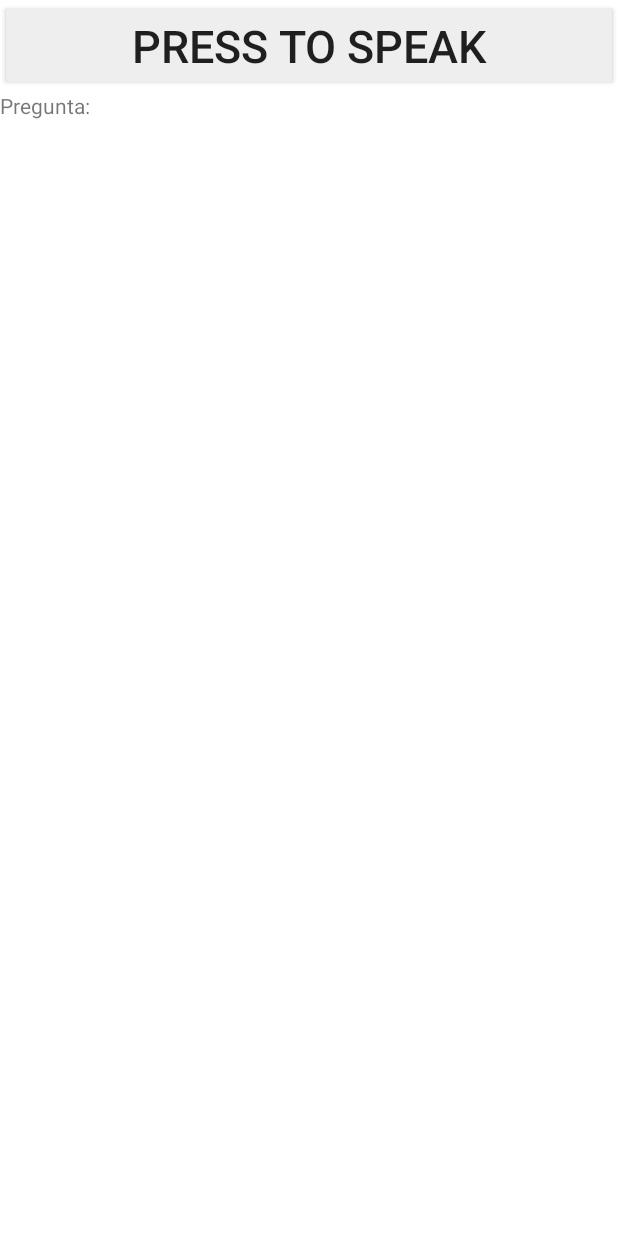
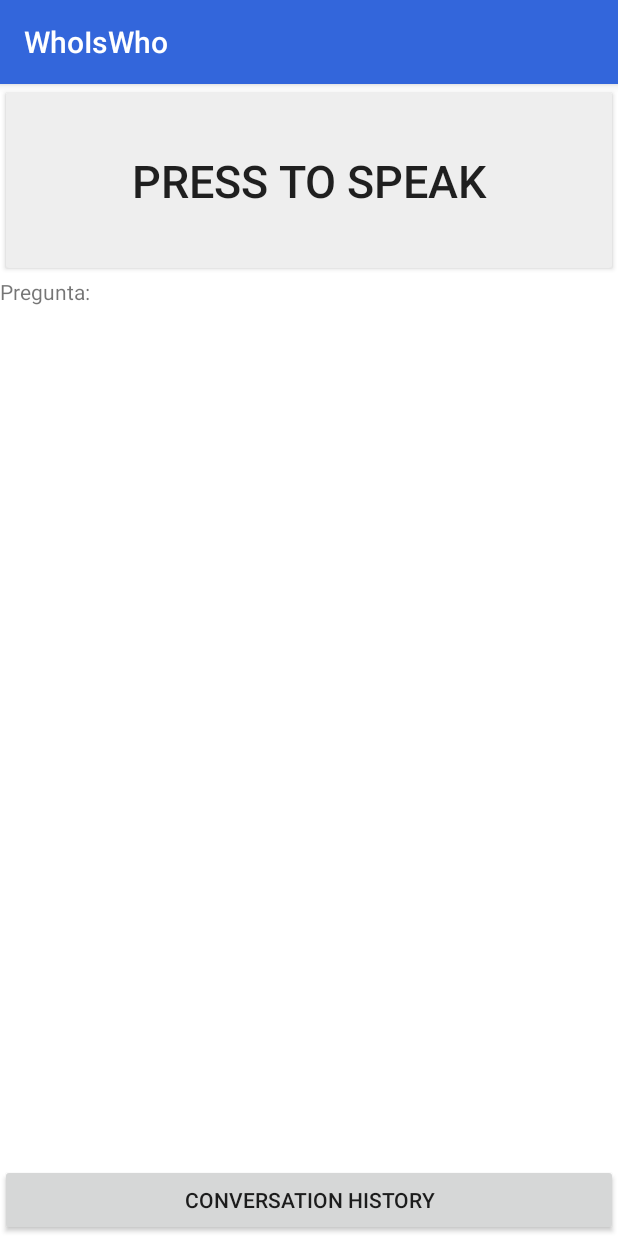
Before and after one commit to jleon95/WhoIsWho, an Android app: the screen it shows after launch (MainActivity), on a phone screen of 412 x 824 dp. Run offline under Robolectric (Android 15) with nearby library versions, the phone set to English and light mode, and no system bars; libraries missing offline, so code that uses them is left out: org.apache.http.

Commit message:
Creating conversation history

```diff
--- a/app/src/main/AndroidManifest.xml
+++ b/app/src/main/AndroidManifest.xml
@@ -18,7 +18,7 @@
         android:allowBackup="true"
         android:icon="@mipmap/ic_launcher"
         android:label="@string/app_name"
-        android:theme="@style/AppTheme" >
+        android:theme="@style/Theme.AppCompat.Light.NoActionBar" >
         <activity
             android:name=".MainActivity"
             android:label="@string/app_name" >
@@ -27,6 +27,10 @@
                 <category android:name="android.intent.category.LAUNCHER" />
             </intent-filter>
         </activity>
+        <activity
+            android:name=".ConversationHistoryActivity"
+            android:label="@string/app_name" >
+        </activity>
 
     </application>
 
--- a/app/src/main/java/com/npi/whoiswho/MainActivity.java
+++ b/app/src/main/java/com/npi/whoiswho/MainActivity.java
@@ -1,5 +1,7 @@
 package com.npi.whoiswho;
 
+import android.content.Intent;
+import android.graphics.Color;
 import android.os.Bundle;
 import android.content.Context;
 import android.graphics.PorterDuff;
@@ -8,6 +10,8 @@ import android.net.NetworkInfo;
 import android.speech.RecognizerIntent;
 import android.speech.SpeechRecognizer;
 import android.support.v4.content.ContextCompat;
+import android.support.v7.app.AppCompatActivity;
+import android.support.v7.widget.Toolbar;
 import android.util.Log;
 import android.view.View;
 import android.widget.Button;
@@ -38,6 +42,7 @@ public class MainActivity extends VoiceActivity {
     private String userKey = "e89ca9ea91e172774efd1129925b54fd";
     private String appId = "1409614129853";
     private String botName = "whoiswho";
+    private ArrayList<String> conversation = new ArrayList<>();
     PandoraConnection pandoraConnection = new PandoraConnection(host, appId, userKey, botName);
 
     Locale spanish = new Locale("spa","ESP");
@@ -51,11 +56,16 @@ public class MainActivity extends VoiceActivity {
         //Set layout
         setContentView(R.layout.activity_main);
 
+        Toolbar myToolbar = (Toolbar) findViewById(R.id.my_toolbar);
+        setSupportActionBar(myToolbar);
+        myToolbar.setTitleTextColor(Color.WHITE);
+
         //Initialize the speech recognizer and synthesizer
         initSpeechInputOutput(this);
 
-        //Set up the speech button and progress circle
+        //Set up the speech button, history button and progress circle
         setSpeakButton();
+        setHistoryButton();
         showProgressBar(false);
 
         //Conecta el textView
@@ -72,6 +82,20 @@ public class MainActivity extends VoiceActivity {
                 //Start ASR
                 indicateListening();
                 startListening();
+            }
+        });
+    }
+
+    private void setHistoryButton() {
+        this.setDefaultButtonAppearance();
+        Button history = (Button) findViewById(R.id.conversation_history);
+        history.setOnClickListener(new View.OnClickListener() {
+            @Override
+            public void onClick(View v) {
+
+                Intent showHistory = new Intent(MainActivity.this, ConversationHistoryActivity.class);
+                showHistory.putStringArrayListExtra("historyArray",conversation);
+                startActivity(showHistory);
             }
         });
     }
@@ -189,7 +213,7 @@ public class MainActivity extends VoiceActivity {
         if(nBestList!=null){
             if(nBestList.size()>0){
                 String userQuery = nBestList.get(0); //We will use the best result
-
+                conversation.add(userQuery);
                 //Quita los acentos del string obtenido
                 userQuery = RemoveAccents(userQuery);
                 pregunta.setText("Pregunta: " + userQuery);
@@ -249,6 +273,7 @@ public class MainActivity extends VoiceActivity {
         Log.d(LOGTAG, "Response, contents of that: "+result);
 
         result = removeTags(result);
+        conversation.add(result);
         try {
             speak(result,spanish,ID_PROMPT_INFO);
 
--- a/app/src/main/java/com/npi/whoiswho/voiceinterface/VoiceActivity.java
+++ b/app/src/main/java/com/npi/whoiswho/voiceinterface/VoiceActivity.java
@@ -17,6 +17,7 @@ import android.speech.tts.TextToSpeech.OnUtteranceCompletedListener;
 import android.speech.tts.UtteranceProgressListener;
 import android.support.v4.app.ActivityCompat;
 import android.support.v4.content.ContextCompat;
+import android.support.v7.app.AppCompatActivity;
 import android.util.Log;
 
 import java.util.ArrayList;
@@ -24,7 +25,7 @@ import java.util.HashMap;
 import java.util.List;
 import java.util.Locale;
 
-public abstract class VoiceActivity extends Activity implements RecognitionListener, OnInitListener{
+public abstract class VoiceActivity extends AppCompatActivity implements RecognitionListener, OnInitListener{
 
     private final int MY_PERMISSIONS_REQUEST_RECORD_AUDIO = 22;
     private SpeechRecognizer myASR;
--- a/app/src/main/res/layout/activity_main.xml
+++ b/app/src/main/res/layout/activity_main.xml
@@ -1,18 +1,35 @@
 <?xml version="1.0" encoding="utf-8"?>
+<RelativeLayout xmlns:android="http://schemas.android.com/apk/res/android"
+    android:id="@+id/surrounding"
+    android:layout_width="match_parent"
+    android:layout_height="wrap_content">
     <LinearLayout xmlns:android="http://schemas.android.com/apk/res/android"
         android:layout_width="fill_parent"
         android:layout_height="fill_parent"
-    android:background="#ffffff"
-    android:orientation="vertical"
+        android:background="#FFFFFF"
         android:paddingBottom="5dp"
-    android:weightSum="1">
+        android:weightSum="1"
+        android:orientation="vertical">
+
+        <android.support.v7.widget.Toolbar
+            android:id="@+id/my_toolbar"
+            android:layout_width="match_parent"
+            android:layout_height="?attr/actionBarSize"
+            android:background="#3366DB"
+            android:elevation="4dp"
+            android:gravity="center"
+            android:theme="@style/ThemeOverlay.AppCompat.ActionBar"
+            android:minHeight="52dp"
+            android:layout_weight="0"/>
 
         <Button
             android:id="@+id/speech_btn"
             android:layout_width="match_parent"
             android:layout_height="wrap_content"
             android:text="@string/speechbtn_default"
-        android:textSize="30sp"/>
+            android:textSize="30sp"
+            android:gravity="center|center_horizontal"
+            android:layout_weight="0.1"/>
 
         <TextView
             android:layout_width="match_parent"
@@ -23,14 +40,26 @@
         <RelativeLayout
             android:id="@+id/listeningCircle"
             android:layout_width="match_parent"
-        android:layout_height="match_parent"
-        android:gravity="center" >
+            android:layout_height="wrap_content"
+            android:gravity="center"
+            android:layout_weight="0.8">
 
             <ProgressBar
                 android:layout_width="wrap_content"
                 android:layout_height="wrap_content"
                 android:indeterminate="true"
                 android:visibility="visible" />
+
         </RelativeLayout>
 
     </LinearLayout>
+
+    <Button
+        android:layout_width="match_parent"
+        android:layout_height="wrap_content"
+        android:id="@+id/conversation_history"
+        android:layout_alignParentBottom="true"
+        android:layout_centerHorizontal="true"
+        android:elevation="0dp"
+        android:text="Conversation history" />
+</RelativeLayout>
--- a/app/src/main/res/values/colors.xml
+++ b/app/src/main/res/values/colors.xml
@@ -1,6 +1,6 @@
 <?xml version="1.0" encoding="utf-8"?>
 <resources>
-    <color name="colorPrimary">#3F51B5</color>
-    <color name="colorPrimaryDark">#303F9F</color>
-    <color name="colorAccent">#FF4081</color>
+    <color name="colorPrimary">#FFFFFF</color>
+    <color name="colorPrimaryDark">#2835DF</color>
+    <color name="colorAccent">#62BA62</color>
 </resources>
```
Also changed, not shown: app/src/main/java/com/npi/whoiswho/ConversationHistoryActivity.java (added, +22 -0 lines), app/src/main/res/layout/activity_history.xml (added, +21 -0 lines). Lines whose indentation alone changed are shown as unchanged.
